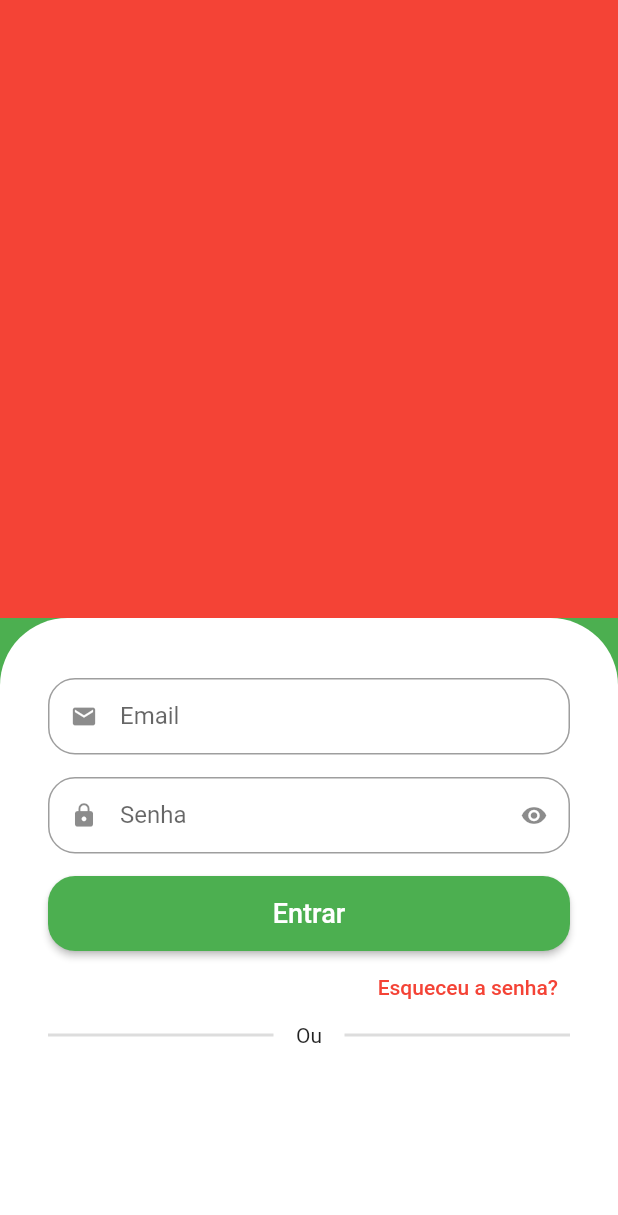
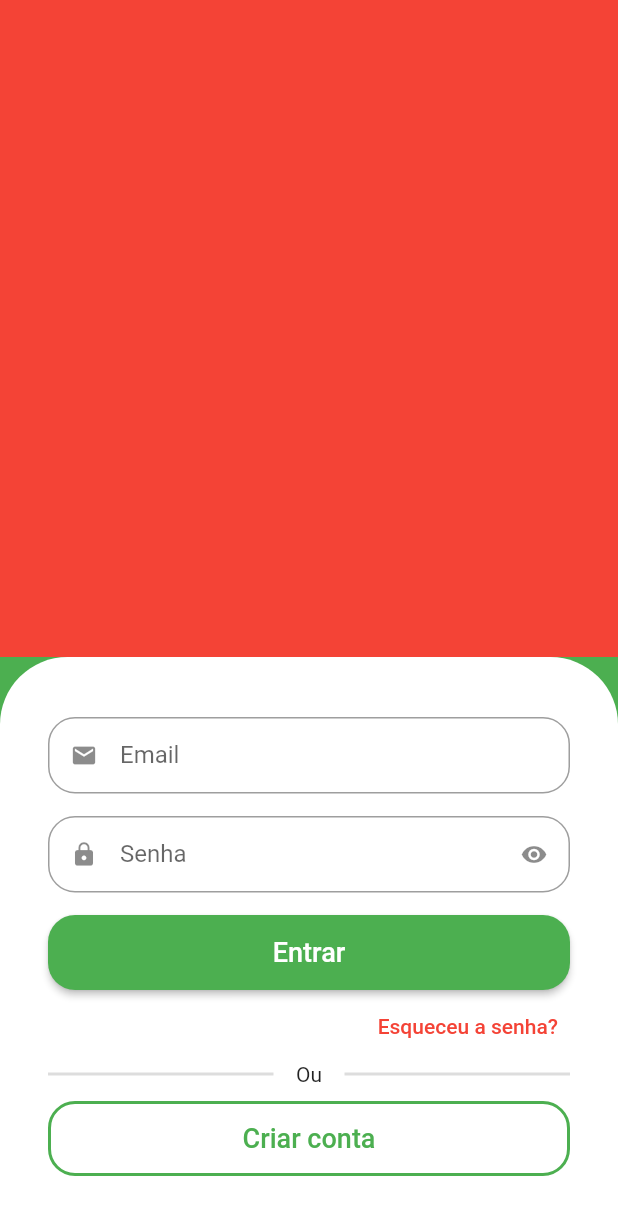
Before and after one commit to ventocilla/greengrocer, a Flutter app: the screen it shows after launch, on a phone screen of 412 x 824 dp. Shown: the top 1215 px of the screen. Run offline on Flutter 3.47's test engine with Material 2 defaults, Android fonts, the phone set to English and light mode, and no system bars.

Commit message:
updated  sign in screen without Expanded widget

```diff
--- a/lib/src/auth/sign_in_screen.dart
+++ b/lib/src/auth/sign_in_screen.dart
@@ -16,8 +16,7 @@ class SignInScreen extends StatelessWidget {
               color: Colors.red,
             ),
           ),
-          Expanded(
-            child: Container(
+          Container(
             // ignore: prefer_const_constructors
             padding: EdgeInsets.symmetric(
               horizontal: 32,
@@ -46,6 +45,7 @@ class SignInScreen extends StatelessWidget {
                   isSecret: true,
                 ),
 
+                // Botão Entrar
                 SizedBox(
                   height: 50,
                   child: ElevatedButton(
@@ -64,6 +64,7 @@ class SignInScreen extends StatelessWidget {
                   ),
                 ),
 
+                // Esqueceu a senha
                 Align(
                   alignment: Alignment.centerRight,
                   child: TextButton(
@@ -75,7 +76,10 @@ class SignInScreen extends StatelessWidget {
                   ),
                 ),
 
-                  Row(
+                // Divider
+                Padding(
+                  padding: const EdgeInsets.only(bottom: 10),
+                  child: Row(
                     children: [
                       Expanded(
                         child: Divider(
@@ -95,8 +99,29 @@ class SignInScreen extends StatelessWidget {
                       ),
                     ],
                   ),
+                ),
+
+                // Botão Novo Usuario
+                SizedBox(
+                  height: 50,
+                  child: OutlinedButton(
+                    style: OutlinedButton.styleFrom(
+                      shape: RoundedRectangleBorder(
+                        borderRadius: BorderRadius.circular(18),
+                      ),
+                      side: const BorderSide(
+                        width: 2,
+                        color: Colors.green,
+                      ),
+                    ),
+                    onPressed: () {},
+                    child: const Text(
+                      'Criar conta',
+                      style: TextStyle(fontSize: 18),
+                    ),
+                  ),
+                ),
               ],
-              ),
             ),
           ),
         ],
```
Lines whose indentation alone changed are shown as unchanged.
